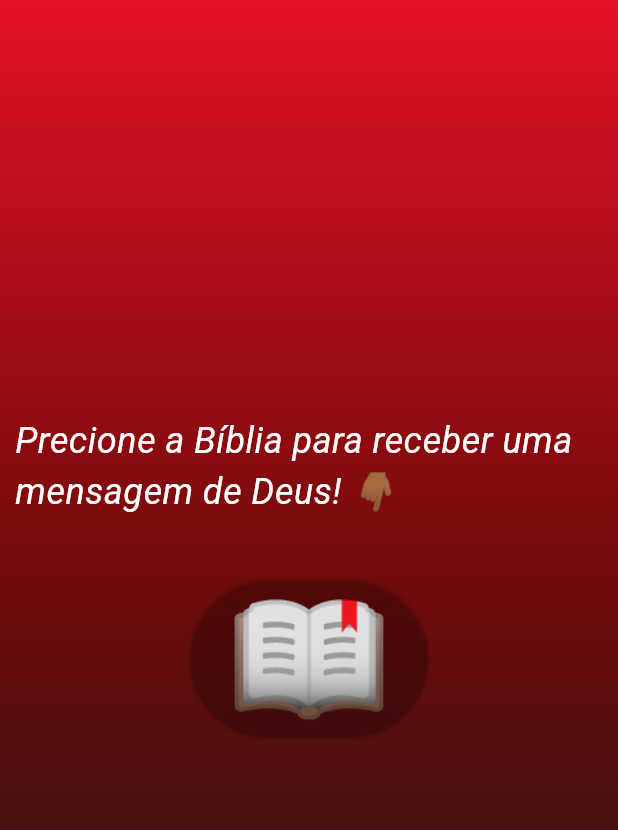
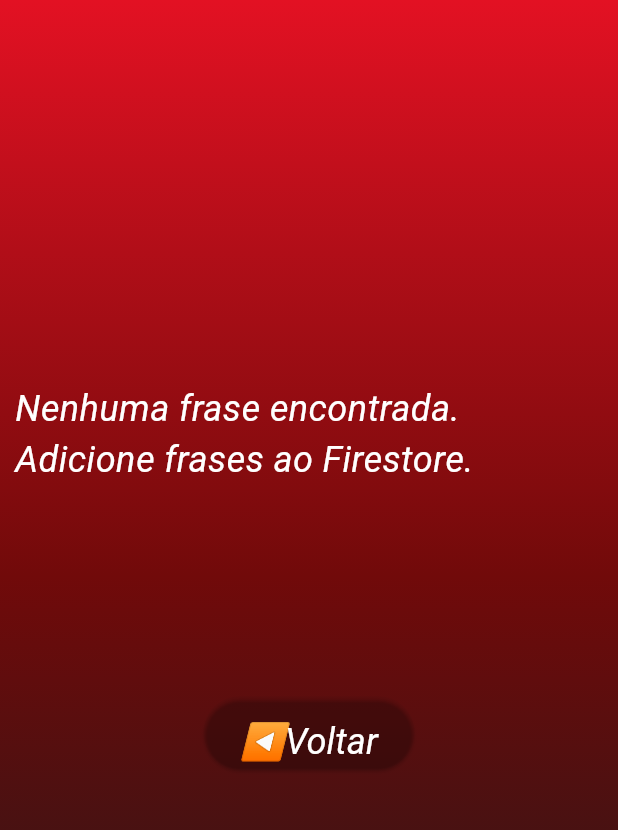
Before and after one commit to Steviziho/Avaliativa_6, a Flutter app: the screen it shows after launch, after a tap on an icon or button, on a phone screen of 412 x 824 dp, the part 84-914 px from its top. Run offline on Flutter 3.47's test engine with Material 3 defaults, Android fonts, the phone set to English and light mode, and no system bars; drawn by our look-alikes of animated_text_kit; our stand-ins replace cloud_firestore, firebase_core, just_audio; accounts and stored records are empty.

Commit message:
Versao final

```diff
--- a/lib/Frasedodia.dart
+++ b/lib/Frasedodia.dart
@@ -3,6 +3,7 @@ import 'package:flutter/material.dart';
 import 'package:cloud_firestore/cloud_firestore.dart';
 import 'package:just_audio/just_audio.dart';
 import 'package:animated_text_kit/animated_text_kit.dart';
+import 'package:frasedia/main.dart';
 
 class MensagemDia extends StatefulWidget {
   const MensagemDia({super.key});
@@ -19,6 +20,7 @@ class _MensagemDiaState extends State<MensagemDia> {
     super.initState();
     player = AudioPlayer();
     _tocarSom("assets/som.mp3");
+    _pegaFraseAleatoria();
   }
 
   @override
@@ -37,10 +39,10 @@ class _MensagemDiaState extends State<MensagemDia> {
     }
   }
 
-  String _frase = 'Precione a Bíblia para receber uma mensagem de Deus! 👇🏾';
+  String _frase = '';
+  String _versiculo = '';
 
   Future<void> _pegaFraseAleatoria() async {
-    _tocarSom("assets/som.mp3");
     try {
       final collection = FirebaseFirestore.instance.collection('frases');
       final snapshot = await collection.get();
@@ -51,6 +53,7 @@ class _MensagemDiaState extends State<MensagemDia> {
 
         setState(() {
           _frase = randomDoc['texto'];
+          _versiculo = randomDoc['versiculo'];
         });
       } else {
         setState(() {
@@ -109,17 +112,60 @@ class _MensagemDiaState extends State<MensagemDia> {
                   displayFullTextOnTap: true,
                   stopPauseOnTap: true,
                 ),
-                SizedBox(height: 40),
+                Text(_versiculo,
+                  style: TextStyle(
+                  fontSize: 24,
+                  height: 5,
+                  fontStyle: FontStyle.italic,
+                  color: Colors.white,
+                ),),
+                SizedBox(height: 20),
                 ElevatedButton(
-                  child: Text("📖"),
                   style: ButtonStyle(
                     textStyle: WidgetStateProperty.all(TextStyle(
-                      fontSize: 90,
+                      fontSize: 50,
                     )),
                     backgroundColor:
                     WidgetStateProperty.all(Colors.transparent),
+                    elevation: WidgetStatePropertyAll(1),
                   ),
-                  onPressed: _pegaFraseAleatoria,
+                  onPressed: () {
+                    player.stop();
+                    Navigator.push(
+                      context,
+                      PageRouteBuilder(
+                        pageBuilder:
+                            (context, animation, secondaryAnimation) =>
+                            MeuAplicativo(),
+
+
+                        transitionsBuilder:
+                            (
+                            context,
+                            animation,
+                            secondaryAnimation,
+                            child,
+                            ) {
+                          var tween = Tween(
+                            begin: 0.0,
+                            end: 3.0,
+                          ).chain(CurveTween(curve: Curves.easeInBack));
+                          return FadeTransition(
+                            opacity: animation.drive(tween),
+                            child: child,
+                          );
+                        },
+                      ),
+                    );
+                  },
+                  child: Text("◀️Voltar",
+                    style: TextStyle(
+                    fontSize: 24,
+                    height: 2,
+                    fontStyle: FontStyle.italic,
+                    color: Colors.white,
+                  ),
+                  ),
                 ),
               ],
             ),
--- a/lib/main.dart
+++ b/lib/main.dart
@@ -94,7 +94,7 @@ class _MeuAplicativoState extends State<MeuAplicativo> {
                                     child,
                                   ) {
                                     var tween = Tween(
-                                      begin: 0.0,
+                                      begin: 1.0,
                                       end: 3.0,
                                     ).chain(CurveTween(curve: Curves.easeInBack));
                                     return FadeTransition(
```
